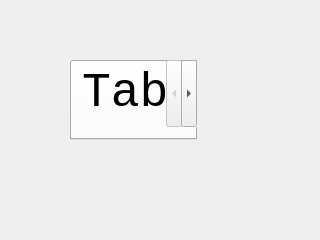
weilaidb/codetools, file codesets/test1.ui: the form before one commit.
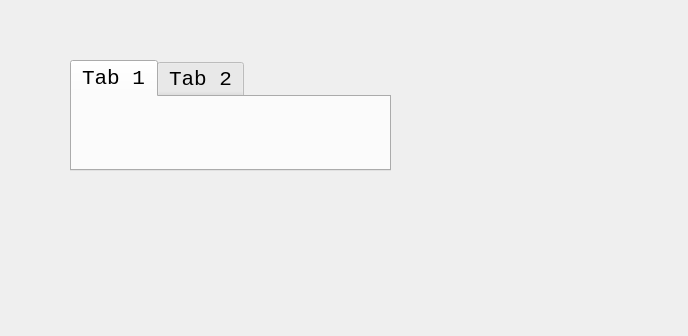
The form after the commit. Icons and pictures are not drawn.

What changed in the file:
```diff
--- a/codesets/test1.ui
+++ b/codesets/test1.ui
@@ -6,8 +6,8 @@
    <rect>
     <x>0</x>
     <y>0</y>
-    <width>320</width>
-    <height>240</height>
+    <width>688</width>
+    <height>336</height>
    </rect>
   </property>
   <property name="windowTitle">
@@ -18,16 +18,34 @@
     <rect>
      <x>70</x>
      <y>60</y>
-     <width>127</width>
-     <height>80</height>
+     <width>321</width>
+     <height>111</height>
     </rect>
    </property>
    <property name="font">
     <font>
      <family>Courier New</family>
-     <pointsize>36</pointsize>
+     <pointsize>16</pointsize>
     </font>
    </property>
+   <property name="layoutDirection">
+    <enum>Qt::LeftToRight</enum>
+   </property>
+   <property name="styleSheet">
+    <string notr="true"/>
+   </property>
+   <property name="currentIndex">
+    <number>0</number>
+   </property>
+   <property name="elideMode">
+    <enum>Qt::ElideMiddle</enum>
+   </property>
+   <property name="movable">
+    <bool>true</bool>
+   </property>
+   <property name="tabBarAutoHide">
+    <bool>false</bool>
+   </property>
    <widget class="QWidget" name="tab">
     <attribute name="title">
      <string>Tab 1</string>
```
Left out of the diff: 8 changed lines with no effect on the pictures.
